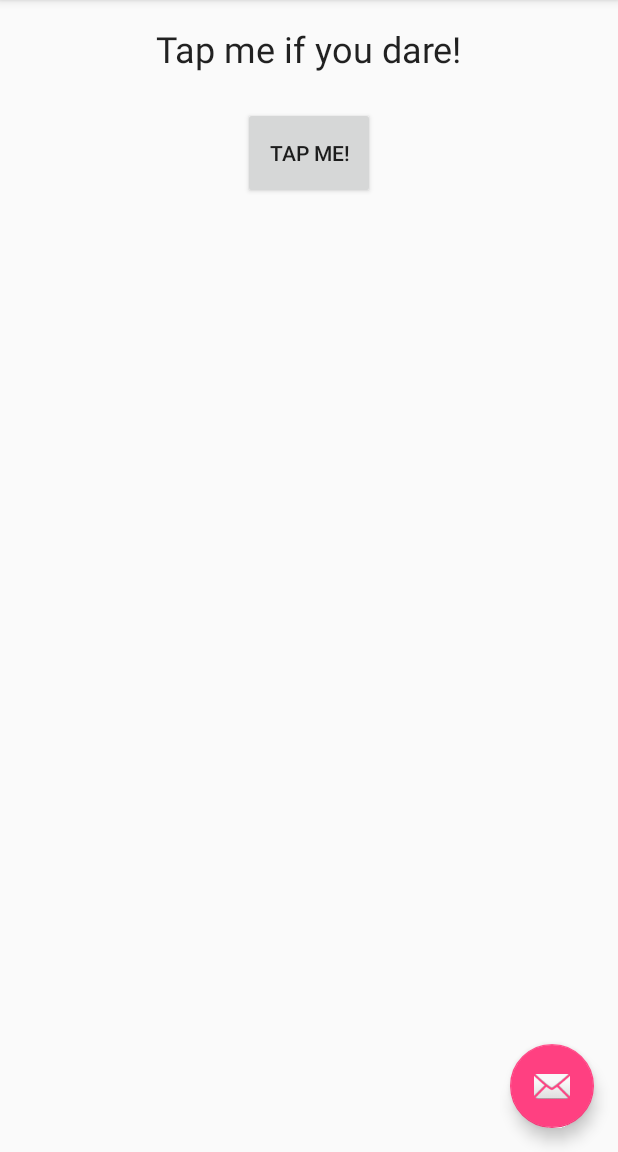
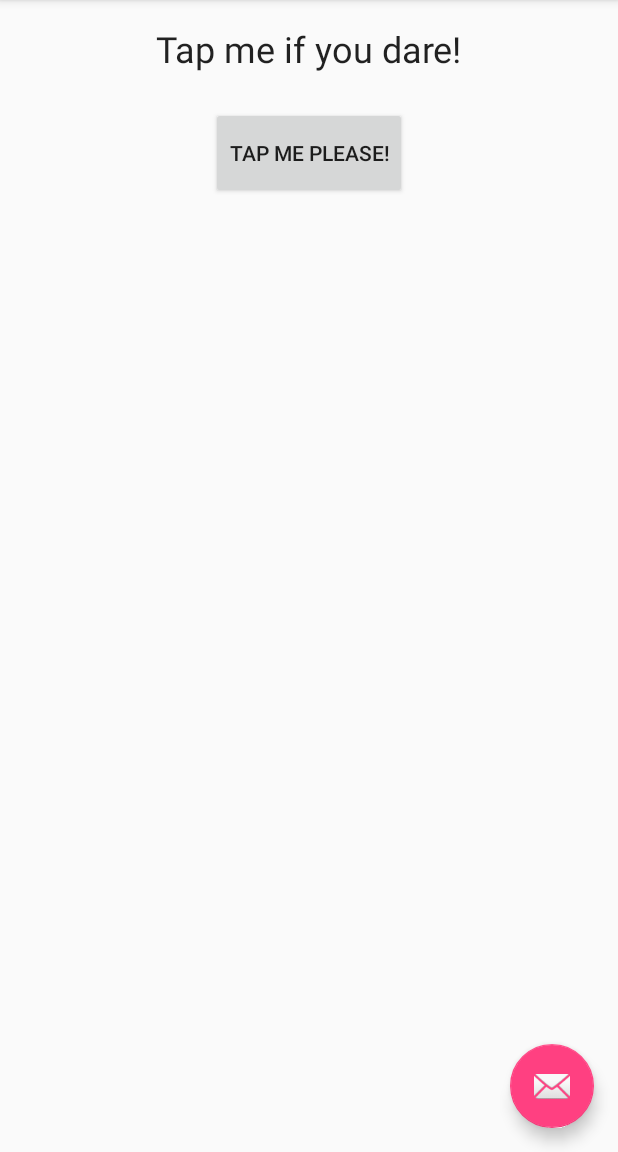
Before and after one commit to ckolkingtelus/myfirstapp-android, an Android app: the screen it shows after launch (MainActivity), on a phone screen of 412 x 824 dp, the part 84-1236 px from its top. Run offline under Robolectric (Android 15) with nearby library versions, the phone set to English and light mode, and no system bars.

Commit message:
changed:  1 string in strings xml.

```diff
--- a/app/src/main/res/values/strings.xml
+++ b/app/src/main/res/values/strings.xml
@@ -1,5 +1,5 @@
 <resources>
     <string name="app_name">My first app</string>
     <string name="action_settings">Settings</string>
-    <string name="tap_me">Tap me!</string>
+    <string name="tap_me">Tap me please!</string>
 </resources>
```
